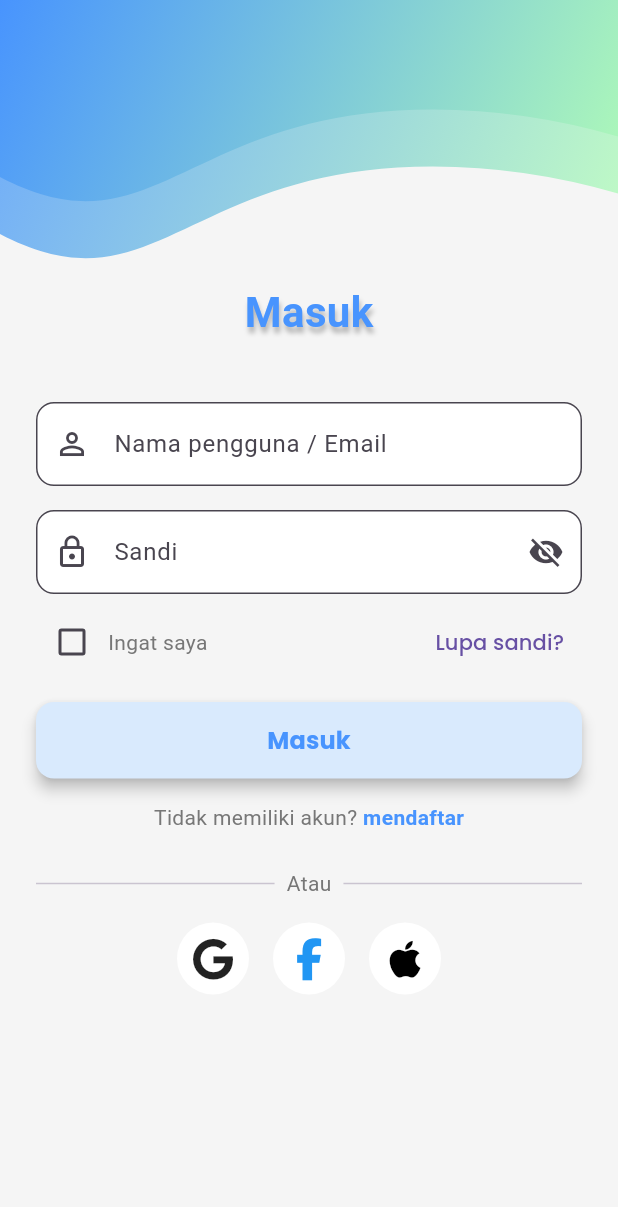
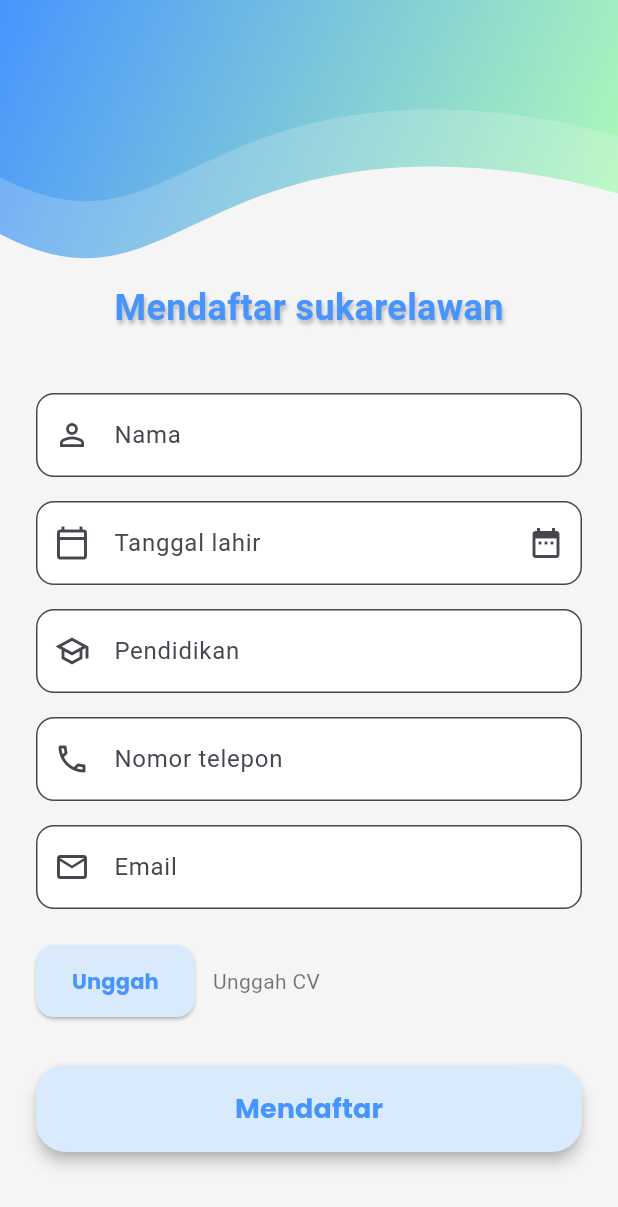
Before and after one commit to ArifbillahKamil/Water-Guard-Project, a Flutter app: the screen it shows after launch, on a phone screen of 412 x 824 dp. Shown: the top 1207 px of the screen. Run offline on Flutter 3.47's test engine with Material 3 defaults, Android fonts, the phone set to English and light mode, and no system bars; our stand-ins replace font_awesome_flutter, google_fonts.

Commit message:
Penambahan_Worker_Sign_up

```diff
--- a/lib/main.dart
+++ b/lib/main.dart
@@ -1,7 +1,6 @@
 import 'package:flutter/material.dart';
-import 'package:flutter_application_1/screens/register_screen.dart';
+import 'package:flutter_application_1/screens/Worker_Sign_up.dart';
 import 'theme/app_theme.dart';
-import 'screens/login_screen.dart';
 
 void main() {
   runApp(const MyApp());
@@ -16,7 +15,7 @@ class MyApp extends StatelessWidget {
       title: 'Pelaporan Perairan',
       theme: AppTheme.lightTheme,
       debugShowCheckedModeBanner: false,
-      home: const LoginScreen(),
+      home: const WorkerSignUpScreen(),
     );
   }
 }
--- /dev/null
+++ b/lib/screens/Worker_Sign_up.dart
@@ -0,0 +1,224 @@
+import 'package:flutter/material.dart';
+import '../widgets/double_wave_header.dart';
+
+class WorkerSignUpScreen extends StatefulWidget {
+  const WorkerSignUpScreen({super.key});
+
+  @override
+  State<WorkerSignUpScreen> createState() => _WorkerSignUpScreenState();
+}
+
+class _WorkerSignUpScreenState extends State<WorkerSignUpScreen> {
+  final _formKey = GlobalKey<FormState>();
+
+  final TextEditingController nameController = TextEditingController();
+  final TextEditingController dobController = TextEditingController();
+  final TextEditingController educationController = TextEditingController();
+  final TextEditingController phoneController = TextEditingController();
+  final TextEditingController emailController = TextEditingController();
+  String? cvFileName;
+
+  @override
+  Widget build(BuildContext context) {
+    return Scaffold(
+      body: SingleChildScrollView(
+        child: Column(
+          crossAxisAlignment: CrossAxisAlignment.center,
+          children: [
+            // Header
+            const SizedBox(
+              height: 180,
+              width: double.infinity,
+              child: DoubleWaveHeader(),
+            ),
+
+            // Judul
+            const Padding(
+              padding: EdgeInsets.only(top: 8, bottom: 16),
+              child: Text(
+                "Mendaftar sukarelawan",
+                style: TextStyle(
+                  fontSize: 24,
+                  fontWeight: FontWeight.bold,
+                  color: Color(0xFF4894FE),
+                  shadows: [
+                    Shadow(
+                      offset: Offset(1, 3),
+                      blurRadius: 3,
+                      color: Colors.black26,
+                    ),
+                  ],
+                ),
+              ),
+            ),
+
+            // Form
+            Padding(
+              padding: const EdgeInsets.all(24.0),
+              child: Form(
+                key: _formKey,
+                child: Column(
+                  children: [
+                    // Nama
+                    TextFormField(
+                      controller: nameController,
+                      decoration: const InputDecoration(
+                        labelText: "Nama",
+                        prefixIcon: Icon(Icons.person_outline),
+                      ),
+                      validator: (value) =>
+                          value == null || value.isEmpty ? "Wajib diisi" : null,
+                    ),
+                    const SizedBox(height: 16),
+
+                    // Tanggal lahir
+                    TextFormField(
+                      controller: dobController,
+                      readOnly: true,
+                      decoration: InputDecoration(
+                        labelText: "Tanggal lahir",
+                        prefixIcon: const Icon(Icons.calendar_today_outlined),
+                        suffixIcon: IconButton(
+                          icon: const Icon(Icons.date_range),
+                          onPressed: () async {
+                            final pickedDate = await showDatePicker(
+                              context: context,
+                              initialDate: DateTime(2000),
+                              firstDate: DateTime(1900),
+                              lastDate: DateTime.now(),
+                            );
+                            if (pickedDate != null) {
+                              setState(() {
+                                dobController.text =
+                                    "${pickedDate.day}/${pickedDate.month}/${pickedDate.year}";
+                              });
+                            }
+                          },
+                        ),
+                      ),
+                      validator: (value) =>
+                          value == null || value.isEmpty ? "Wajib diisi" : null,
+                    ),
+                    const SizedBox(height: 16),
+
+                    // Pendidikan
+                    TextFormField(
+                      controller: educationController,
+                      decoration: const InputDecoration(
+                        labelText: "Pendidikan",
+                        prefixIcon: Icon(Icons.school_outlined),
+                      ),
+                      validator: (value) =>
+                          value == null || value.isEmpty ? "Wajib diisi" : null,
+                    ),
+                    const SizedBox(height: 16),
+
+                    // Nomor Telepon
+                    TextFormField(
+                      controller: phoneController,
+                      keyboardType: TextInputType.phone,
+                      decoration: const InputDecoration(
+                        labelText: "Nomor telepon",
+                        prefixIcon: Icon(Icons.phone_outlined),
+                      ),
+                      validator: (value) =>
+                          value == null || value.isEmpty ? "Wajib diisi" : null,
+                    ),
+                    const SizedBox(height: 16),
+
+                    // Email
+                    TextFormField(
+                      controller: emailController,
+                      keyboardType: TextInputType.emailAddress,
+                      decoration: const InputDecoration(
+                        labelText: "Email",
+                        prefixIcon: Icon(Icons.email_outlined),
+                      ),
+                      validator: (value) {
+                        if (value == null || value.isEmpty) {
+                          return "Wajib diisi";
+                        }
+                        if (!value.contains('@')) {
+                          return "Email tidak valid";
+                        }
+                        return null;
+                      },
+                    ),
+                    const SizedBox(height: 24),
+
+                    // Upload CV
+                    Row(
+                      crossAxisAlignment: CrossAxisAlignment.center,
+                      children: [
+                        ElevatedButton(
+                          onPressed: () {
+                            // TODO: implement upload file
+                            setState(() {
+                              cvFileName = "cv.pdf";
+                            });
+                          },
+                          style: ElevatedButton.styleFrom(
+                            backgroundColor: const Color(0xFFD9EAFD),
+                            minimumSize: const Size(100, 48),
+                            shape: RoundedRectangleBorder(
+                              borderRadius: BorderRadius.circular(12),
+                            ),
+                          ),
+                          child: const Text(
+                            "Unggah",
+                            style: TextStyle(
+                              color: Color(0xFF4894FE),
+                              fontWeight: FontWeight.bold,
+                            ),
+                          ),
+                        ),
+                        const SizedBox(width: 12),
+                        Expanded(
+                          child: Text(
+                            cvFileName ?? "Unggah CV",
+                            style: const TextStyle(color: Colors.black54),
+                            overflow: TextOverflow.ellipsis,
+                          ),
+                        ),
+                      ],
+                    ),
+                    const SizedBox(height: 32),
+
+                    // Tombol Mendaftar
+                    SizedBox(
+                      width: double.infinity,
+                      child: ElevatedButton(
+                        onPressed: () {
+                          if (_formKey.currentState!.validate()) {
+                            // TODO: aksi daftar
+                          }
+                        },
+                        style: ElevatedButton.styleFrom(
+                          backgroundColor: const Color(0xFFD9EAFD),
+                          padding: const EdgeInsets.symmetric(vertical: 16),
+                          shape: RoundedRectangleBorder(
+                            borderRadius: BorderRadius.circular(20),
+                          ),
+                          elevation: 4,
+                        ),
+                        child: const Text(
+                          "Mendaftar",
+                          style: TextStyle(
+                            fontSize: 18,
+                            fontWeight: FontWeight.bold,
+                            color: Color(0xFF4894FE),
+                          ),
+                        ),
+                      ),
+                    ),
+                    const SizedBox(height: 40),
+                  ],
+                ),
+              ),
+            ),
+          ],
+        ),
+      ),
+    );
+  }
+}
--- a/lib/screens/register_screen.dart
+++ b/lib/screens/register_screen.dart
@@ -40,7 +40,7 @@ class _RegisterScreenState extends State<RegisterScreen> {
                 style: TextStyle(
                   fontSize: 28,
                   fontWeight: FontWeight.bold,
-                  color: Color(0xFF4894FE), // biru utama
+                  color: Color(0xFF4894FE),
                   shadows: [
                     Shadow(
                       offset: Offset(1, 4),
```
